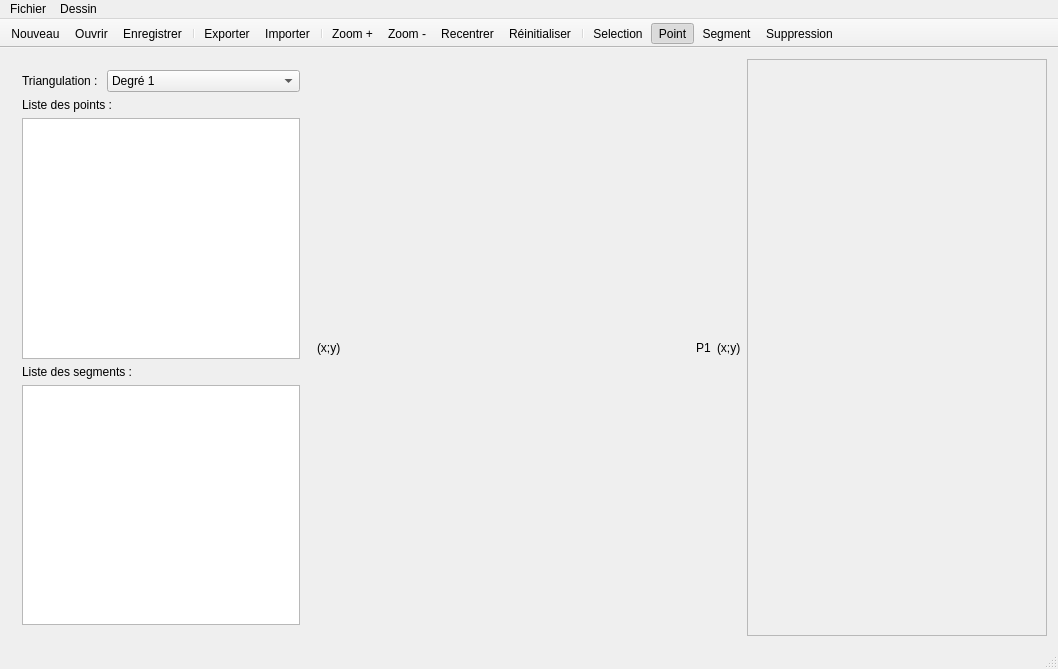
This is mainwindow.ui in Pandraghon/TriaGUI as Qt 5 draws it before an edit. The edited form follows.
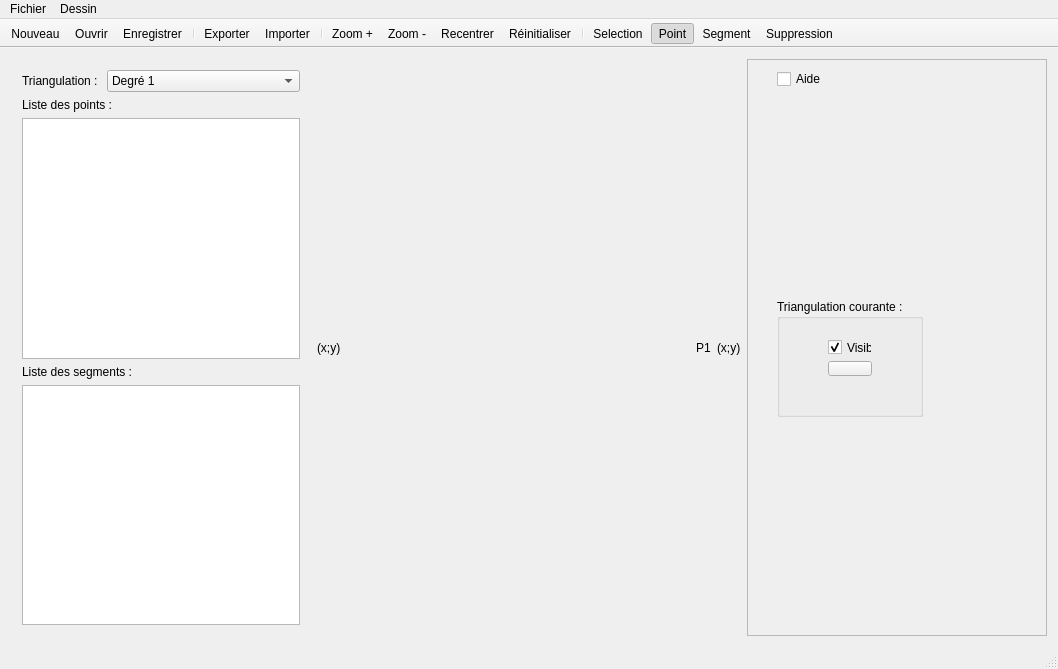
This is the edited form. Icons and pictures are not drawn.

Diff of the .ui file:
```diff
--- a/mainwindow.ui
+++ b/mainwindow.ui
@@ -197,6 +197,68 @@
         <property name="frameShadow">
          <enum>QFrame::Raised</enum>
         </property>
+        <widget class="QGroupBox" name="groupBox">
+         <property name="geometry">
+          <rect>
+           <x>30</x>
+           <y>240</y>
+           <width>146</width>
+           <height>118</height>
+          </rect>
+         </property>
+         <property name="title">
+          <string>Triangulation courante :</string>
+         </property>
+         <widget class="QWidget" name="">
+          <property name="geometry">
+           <rect>
+            <x>40</x>
+            <y>30</y>
+            <width>66</width>
+            <height>58</height>
+           </rect>
+          </property>
+          <layout class="QVBoxLayout" name="verticalLayout_2">
+           <item>
+            <widget class="QCheckBox" name="isVisible">
+             <property name="text">
+              <string>Visible</string>
+             </property>
+             <property name="checked">
+              <bool>true</bool>
+             </property>
+            </widget>
+           </item>
+           <item>
+            <widget class="QPushButton" name="colorButton">
+             <property name="autoFillBackground">
+              <bool>true</bool>
+             </property>
+             <property name="text">
+              <string/>
+             </property>
+             <property name="icon">
+              <iconset resource="resource.qrc">
+               <normaloff>:/images/Desktop/_PNG 64_/software_paintbrush.png</normaloff>:/images/Desktop/_PNG 64_/software_paintbrush.png</iconset>
+             </property>
+            </widget>
+           </item>
+          </layout>
+         </widget>
+        </widget>
+        <widget class="QCheckBox" name="checkBox">
+         <property name="geometry">
+          <rect>
+           <x>30</x>
+           <y>10</y>
+           <width>81</width>
+           <height>20</height>
+          </rect>
+         </property>
+         <property name="text">
+          <string>Aide</string>
+         </property>
+        </widget>
        </widget>
       </item>
      </layout>
```
